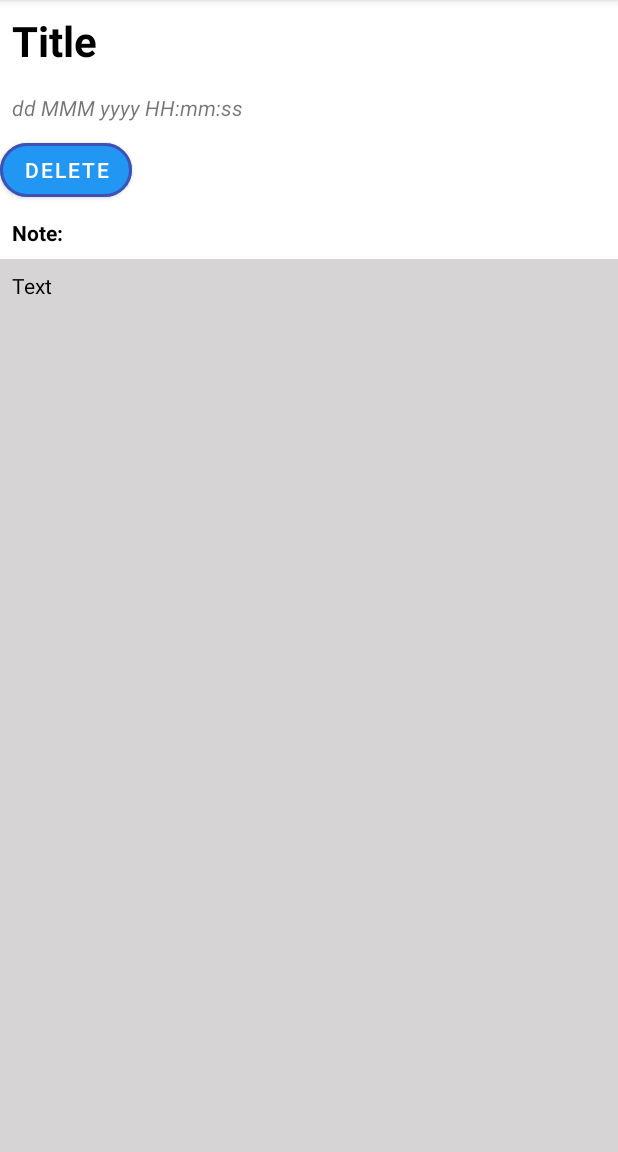
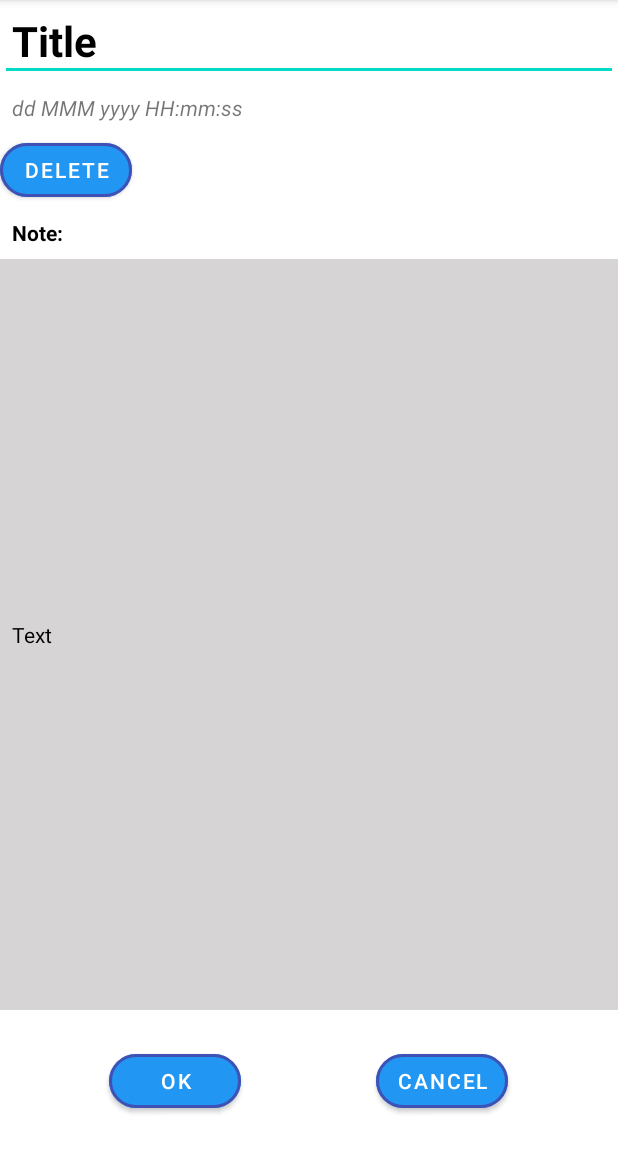
Before and after one commit to VladimPetrov/NotesManager, an Android app: the NoteActivity screen opened directly, with no data from a screen before it, on a phone screen of 412 x 824 dp, the part 84-1236 px from its top. Run offline under Robolectric (Android 15) with nearby library versions, the phone set to English and light mode, and no system bars; 3 statements that could not run were skipped.

Commit message:
change note_activity

```diff
--- a/app/src/main/java/ru/gb/notesmanager/ui/MainActivity.java
+++ b/app/src/main/java/ru/gb/notesmanager/ui/MainActivity.java
@@ -36,7 +36,6 @@ public class MainActivity extends AppCompatActivity implements OnNoteListener {
         adapter = new NoteAdapter();
         adapter.setNoteList(noteRepository.getNotes());
         adapter.setOnNoteListener(this);
-
         recyclerView.setAdapter(adapter);
     }
 
--- a/app/src/main/java/ru/gb/notesmanager/ui/NoteActivity.java
+++ b/app/src/main/java/ru/gb/notesmanager/ui/NoteActivity.java
@@ -3,6 +3,7 @@ package ru.gb.notesmanager.ui;
 import android.os.Bundle;
 import android.util.Log;
 import android.widget.Button;
+import android.widget.EditText;
 import android.widget.TextView;
 
 import androidx.appcompat.app.AppCompatActivity;
@@ -13,9 +14,9 @@ import ru.gb.notesmanager.domain.NotesEntity;
 
 public class NoteActivity extends AppCompatActivity {
     public static final String NOTE_EXTRA_KEY = "NOTE_EXTRA_KEY";
-    private TextView titleTextView;
+    private EditText titleEditText;
     private TextView dateTextView;
-    private TextView noteTextView;
+    private EditText noteEditText;
     private Button deleteButton;
 
     @Override
@@ -26,14 +27,14 @@ public class NoteActivity extends AppCompatActivity {
     }
 
     private void initView() {
-        titleTextView = findViewById(R.id.title_note_text_view);
+        titleEditText = findViewById(R.id.title_note_edit_text);
         dateTextView = findViewById(R.id.date_note_text_view);
-        noteTextView = findViewById(R.id.body_note_text_view);
+        noteEditText = findViewById(R.id.body_note_edit_text);
         deleteButton = findViewById(R.id.delete_button);
         NotesEntity notesEntity = getIntent().getParcelableExtra(NOTE_EXTRA_KEY);
-        titleTextView.setText(notesEntity.getTitle());
+        titleEditText.setText(notesEntity.getTitle());
         dateTextView.setText(notesEntity.getDate());
-        noteTextView.setText(notesEntity.getTextNote());
+        noteEditText.setText(notesEntity.getTextNote());
 
         deleteButton.setOnClickListener(v -> {
             App.get(this).getNoteRepository().deleteNote(notesEntity);
--- a/app/src/main/java/ru/gb/notesmanager/ui/NoteViewHolder.java
+++ b/app/src/main/java/ru/gb/notesmanager/ui/NoteViewHolder.java
@@ -30,6 +30,7 @@ public class NoteViewHolder extends RecyclerView.ViewHolder{
     public void bind(NotesEntity note) {
         deleteButton.setOnClickListener(v -> onNoteListener.onDeleteEmployee(note));
         itemView.setOnClickListener(v -> onNoteListener.onClickEmployee(note));
+        updateButton.setOnClickListener(v -> onNoteListener.onUpdateEmployee(note));
 
         titleTextView.setText(note.getTitle());
         dataTextView.setText(note.getDate());
--- a/app/src/main/res/layout/note_activity.xml
+++ b/app/src/main/res/layout/note_activity.xml
@@ -4,8 +4,8 @@
     android:layout_height="match_parent"
     android:orientation="vertical">
 
-    <TextView
-        android:id="@+id/title_note_text_view"
+    <EditText
+        android:id="@+id/title_note_edit_text"
         android:layout_width="match_parent"
         android:layout_height="wrap_content"
         android:padding="@dimen/padding_size"
@@ -32,7 +32,7 @@
         android:textSize="14sp" />
 
     <TextView
-        android:layout_width="match_parent"
+        android:layout_width="wrap_content"
         android:layout_height="wrap_content"
         android:padding="@dimen/padding_size"
         android:text="@string/note_name_text"
@@ -40,15 +40,38 @@
         android:textSize="14sp"
         android:textStyle="bold" />
 
-    <TextView
-        android:id="@+id/body_note_text_view"
+    <EditText
+        android:id="@+id/body_note_edit_text"
         android:layout_width="match_parent"
-        android:layout_height="match_parent"
+        android:layout_height="wrap_content"
+        android:layout_weight="10"
         android:background="@color/note_background"
         android:padding="@dimen/padding_size"
         android:text="Text"
         android:textColor="@color/black"
         android:textSize="14sp" />
+    <LinearLayout
+        android:layout_width="match_parent"
+        android:layout_height="wrap_content"
+        android:gravity="center"
+        android:layout_weight="1"
+        android:orientation="horizontal">
+        <com.google.android.material.button.MaterialButton
+            android:id="@+id/ok_button"
+            style="@style/material_button"
+            android:layout_width="wrap_content"
+            android:layout_height="wrap_content"
+            android:layout_marginEnd="90dp"
+            android:text="@string/ok_text_button"
+            android:textSize="14sp" />
+        <com.google.android.material.button.MaterialButton
+            android:id="@+id/cancel_button"
+            style="@style/material_button"
+            android:layout_width="wrap_content"
+            android:layout_height="wrap_content"
+            android:text="@string/cancel_text_button"
+            android:textSize="14sp" />
+    </LinearLayout>
 
 
 </LinearLayout>
--- a/app/src/main/res/values/strings.xml
+++ b/app/src/main/res/values/strings.xml
@@ -3,4 +3,6 @@
     <string name="delete_button_text">Delete</string>
     <string name="note_name_text">Note:</string>
     <string name="add_text_button">Add</string>
+    <string name="ok_text_button">OK</string>
+    <string name="cancel_text_button">Cancel</string>
 </resources>
--- a/app/src/main/res/values/styles.xml
+++ b/app/src/main/res/values/styles.xml
@@ -12,5 +12,7 @@
         <item name="android:layout_width">@dimen/width_image_view</item>
         <item name="android:layout_height">@dimen/height_image_view</item>
         <item name="android:tint">@color/image_view_color</item>
+        <item name="android:clickable">true</item>
+        <item name="android:focusable">true</item>
     </style>
 </resources>
```
